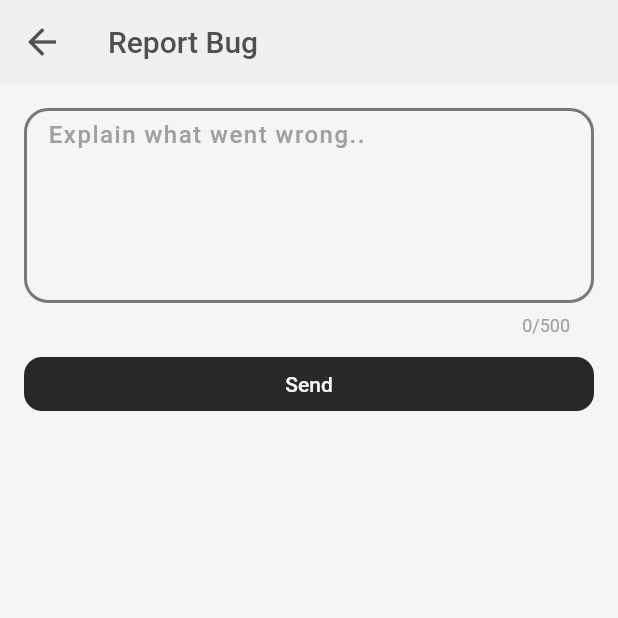
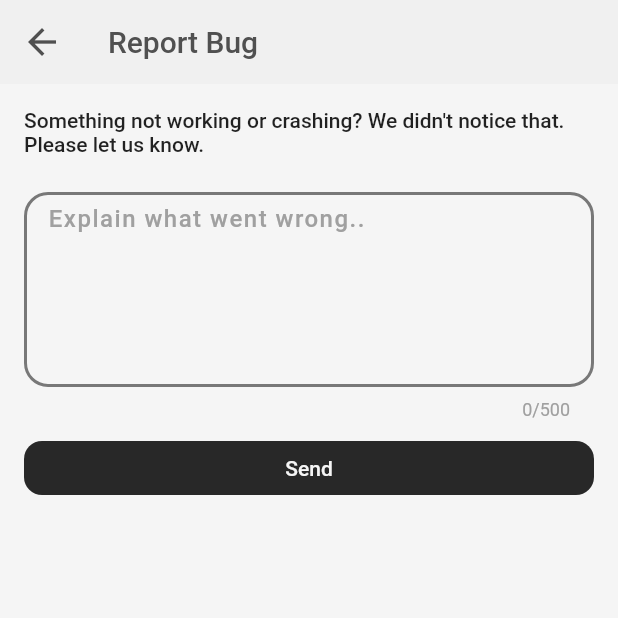
Before and after one commit to talukanyani/student-calendar-app, a Flutter app: the FeedbackScreen screen opened directly, after a tap on "Rebort a bug", on a phone screen of 412 x 824 dp, the top half of it. Run offline on Flutter 3.47's test engine with Material 2 defaults, Android fonts, the phone set to English and light mode, and no system bars; our stand-ins replace cloud_firestore, firebase_auth, firebase_core, fluentui_system_icons, flutter_riverpod, iconsax and 2 more; accounts and stored records are empty.

```diff
--- a/lib/screens/settings/screens/feedback/feedback.dart
+++ b/lib/screens/settings/screens/feedback/feedback.dart
@@ -1,7 +1,6 @@
 import 'dart:io' show Platform;
 import 'package:flutter/material.dart';
-import 'package:sc_app/themes/color_scheme.dart';
-import 'package:sc_app/widgets/buttons.dart';
+import 'package:sc_app/helpers/other_helpers.dart';
 import 'screens/ask_help.dart';
 import 'screens/bug_report.dart';
 import 'screens/suggestion.dart';
@@ -11,110 +10,42 @@ class FeedbackScreen extends StatelessWidget {
 
   @override
   Widget build(BuildContext context) {
-    Widget button({
-      required void Function() onPressed,
-      required Text title,
-      required Icon icon,
-    }) {
-      return Row(
-        children: [
-          OutlinedButton(
-            onPressed: onPressed,
-            style: OutlinedButton.styleFrom(
-              foregroundColor: CustomColorScheme.grey4,
-            ),
-            child: Row(
-              children: [
-                icon,
-                const SizedBox(width: 8),
-                title,
-              ],
-            ),
-          ),
-        ],
-      );
-    }
-
     return Scaffold(
       appBar: AppBar(title: const Text('Feedback')),
       body: ListView(
         primary: false,
-        padding: const EdgeInsets.all(16),
         children: [
-          Text(
-            'Enjoying this app?',
-            style: Theme.of(context).textTheme.titleSmall?.copyWith(
-                  color: Theme.of(context).colorScheme.primary,
-                ),
-          ),
-          const SizedBox(height: 8),
-          button(
-            onPressed: () {},
+          ListTile(
+            onTap: () => Helpers.lauchLink(
+              'https://tmlab.tech/student_calendar/rate?platform='
+              '${Platform.isAndroid ? 'playstore' : 'appstore'}',
+            ),
             title: Text(
-              'Rate it on '
+              'Rate and review this app on '
               '${Platform.isAndroid ? 'Play Store' : 'App Store'}',
             ),
-            icon: const Icon(Icons.star_outline),
+            leading: const Icon(Icons.star),
           ),
-          button(
-            onPressed: () {},
-            title: const Text('Share with friends'),
-            icon: const Icon(Icons.share_outlined),
+          ListTile(
+            onTap: () => Navigator.of(context).push(
+              MaterialPageRoute(builder: (context) => const AskHelpScreen()),
+            ),
+            title: const Text('Ask for help'),
+            leading: const Icon(Icons.help),
           ),
-          const SizedBox(height: 32),
-          Text(
-            'Need a help?',
-            style: Theme.of(context).textTheme.titleSmall?.copyWith(
-                  color: Theme.of(context).colorScheme.primary,
-                ),
+          ListTile(
+            onTap: () => Navigator.of(context).push(
+              MaterialPageRoute(builder: (context) => const BugReportScreen()),
+            ),
+            title: const Text('Rebort a bug'),
+            leading: const Icon(Icons.bug_report),
           ),
-          const SizedBox(height: 8),
-          button(
-            onPressed: () {
-              Navigator.of(context).push(
-                MaterialPageRoute(builder: (context) => const AskHelpScreen()),
-              );
-            },
-            title: const Text('Ask for help'),
-            icon: const Icon(Icons.help_outline),
-          ),
-          const SizedBox(height: 32),
-          Text(
-            'Something not working?',
-            style: Theme.of(context).textTheme.titleSmall?.copyWith(
-                  color: Theme.of(context).colorScheme.primary,
-                ),
-          ),
-          const SizedBox(height: 8),
-          button(
-            onPressed: () {
-              Navigator.of(context).push(
-                MaterialPageRoute(
-                  builder: (context) => const BugReportScreen(),
-                ),
-              );
-            },
-            title: const Text('Rebort a bug'),
-            icon: const Icon(Icons.bug_report_outlined),
-          ),
-          const SizedBox(height: 32),
-          Text(
-            'Have a suggestion?',
-            style: Theme.of(context).textTheme.titleSmall?.copyWith(
-                  color: Theme.of(context).colorScheme.primary,
-                ),
-          ),
-          const SizedBox(height: 8),
-          button(
-            onPressed: () {
-              Navigator.of(context).push(
-                MaterialPageRoute(
-                  builder: (context) => const SuggestionScreen(),
-                ),
-              );
-            },
+          ListTile(
+            onTap: () => Navigator.of(context).push(
+              MaterialPageRoute(builder: (context) => const SuggestionScreen()),
+            ),
             title: const Text('Send a suggestion'),
-            icon: const Icon(Icons.feedback_outlined),
+            leading: const Icon(Icons.feedback),
           ),
         ],
       ),
--- a/lib/screens/settings/screens/feedback/screens/ask_help.dart
+++ b/lib/screens/settings/screens/feedback/screens/ask_help.dart
@@ -59,6 +59,11 @@ class _AskHelpScreenState extends ConsumerState<AskHelpScreen> {
         primary: false,
         padding: const EdgeInsets.all(16),
         children: [
+          Text(
+            'You don\'t know how something works? We know how, ask us.',
+            style: Theme.of(context).textTheme.bodyLarge,
+          ),
+          const SizedBox(height: 24),
           Form(
             key: _formKey,
             child: TextFormField(
--- a/lib/screens/settings/screens/feedback/screens/bug_report.dart
+++ b/lib/screens/settings/screens/feedback/screens/bug_report.dart
@@ -60,6 +60,12 @@ class _BugReportScreenState extends ConsumerState<BugReportScreen> {
         primary: false,
         padding: const EdgeInsets.all(16),
         children: [
+          Text(
+            'Something not working or crashing? '
+            'We didn\'t notice that. Please let us know.',
+            style: Theme.of(context).textTheme.bodyLarge,
+          ),
+          const SizedBox(height: 24),
           Form(
             key: _formKey,
             child: TextFormField(
--- a/lib/screens/settings/screens/feedback/screens/suggestion.dart
+++ b/lib/screens/settings/screens/feedback/screens/suggestion.dart
@@ -62,6 +62,11 @@ class _SuggestionScreenState extends ConsumerState<SuggestionScreen> {
         primary: false,
         padding: const EdgeInsets.all(16),
         children: [
+          Text(
+            'Something not functioning the way you want? Send us a suggestion.',
+            style: Theme.of(context).textTheme.bodyLarge,
+          ),
+          const SizedBox(height: 24),
           Form(
             key: _formKey,
             child: TextFormField(
--- a/lib/screens/settings/screens/profile/logged_in/logged_in.dart
+++ b/lib/screens/settings/screens/profile/logged_in/logged_in.dart
@@ -2,7 +2,6 @@ import 'package:flutter/material.dart';
 import 'package:fluentui_system_icons/fluentui_system_icons.dart';
 import 'package:flutter_riverpod/flutter_riverpod.dart';
 import 'package:sc_app/providers/auth.dart';
-import 'package:sc_app/providers/settings.dart';
 import 'package:sc_app/themes/color_scheme.dart';
 import 'package:sc_app/helpers/show.dart';
 import 'package:sc_app/widgets/alerts.dart';
--- a/pubspec.yaml
+++ b/pubspec.yaml
@@ -44,6 +44,7 @@ dependencies:
   shared_preferences: ^2.0.20
   url_launcher: ^6.1.10
   flutter_riverpod: ^2.3.3
+  share_plus: ^6.3.1
 
 dev_dependencies:
   flutter_test:
```
Also changed, not shown: lib/screens/settings/screens/about/about.dart (+29 -10 lines), pubspec.lock.
